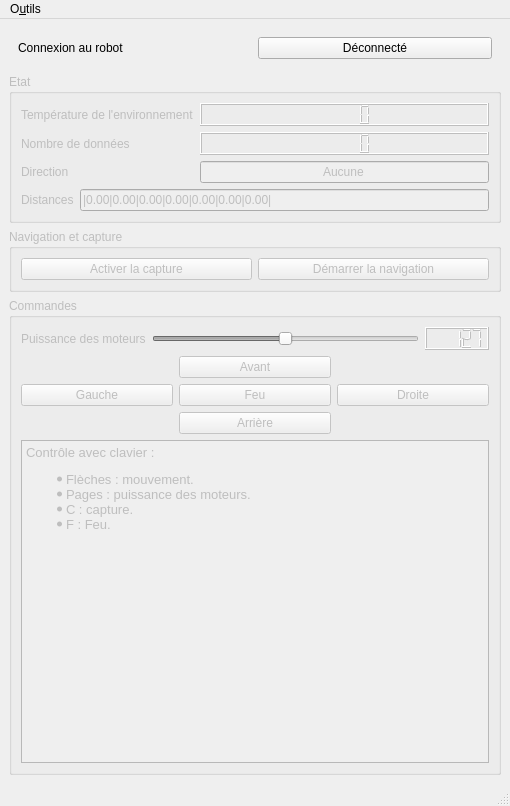
Before: the Qt Designer form Code/PC/GUI/DistancesCarRemoteControler.ui in Hamza5/PFE-Master, drawn with Qt 5.
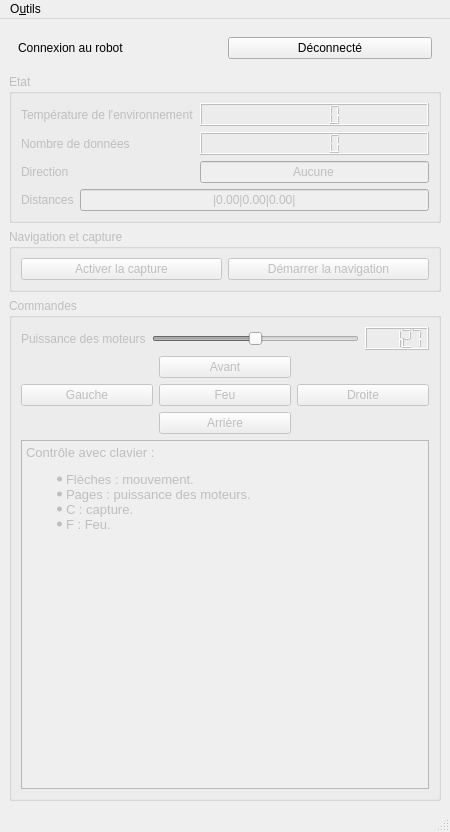
After: the same form once the commit is applied.

Patch:
```diff
--- a/Code/PC/GUI/DistancesCarRemoteControler.ui
+++ b/Code/PC/GUI/DistancesCarRemoteControler.ui
@@ -6,8 +6,8 @@
    <rect>
     <x>0</x>
     <y>0</y>
-    <width>510</width>
-    <height>806</height>
+    <width>450</width>
+    <height>832</height>
    </rect>
   </property>
   <property name="windowTitle">
@@ -62,10 +62,10 @@
          <item>
           <widget class="QLineEdit" name="distancesLineEdit">
            <property name="text">
-            <string>|0.00|0.00|0.00|0.00|0.00|0.00|0.00|</string>
+            <string>|0.00|0.00|0.00|</string>
            </property>
            <property name="alignment">
-            <set>Qt::AlignLeading|Qt::AlignLeft|Qt::AlignVCenter</set>
+            <set>Qt::AlignCenter</set>
            </property>
            <property name="readOnly">
             <bool>true</bool>
@@ -268,7 +268,7 @@
     <rect>
      <x>0</x>
      <y>0</y>
-     <width>510</width>
+     <width>450</width>
      <height>39</height>
     </rect>
    </property>
```
